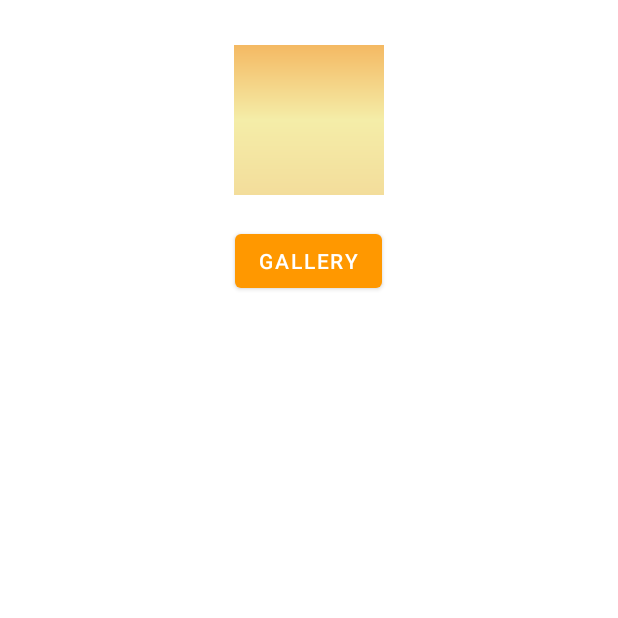
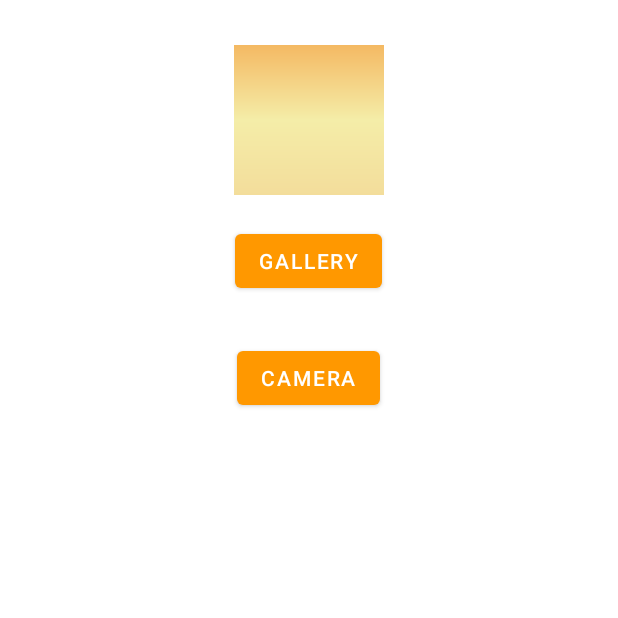
Before and after one commit to AR1610/Aarti_AndroidTraining, an Android app: the screen it shows after launch (ImagePickActivity), on a phone screen of 412 x 824 dp, the top half of it. Run offline under Robolectric (Android 15) with nearby library versions, the phone set to English and light mode, and no system bars; pictures from the network do not load; 2 statements that could not run were skipped.

Commit message:
Camera Set , Splash Activity  and GIF Imageview

```diff
--- /dev/null
+++ b/app/src/main/java/com/myappgen7to8/GifImageView.java
@@ -0,0 +1,93 @@
+package com.myappgen7to8;
+
+import android.content.Context;
+import android.graphics.Canvas;
+import android.graphics.Movie;
+import android.net.Uri;
+import android.os.SystemClock;
+import android.util.AttributeSet;
+import android.util.Log;
+import android.view.View;
+
+import java.io.FileNotFoundException;
+import java.io.InputStream;
+
+public class GifImageView extends View {
+
+    private InputStream mInputStream;
+    private Movie mMovie;
+    private int mWidth, mHeight;
+    private long mStart;
+    private Context mContext;
+
+    public GifImageView(Context context) {
+        super(context);
+        this.mContext = context;
+    }
+
+    public GifImageView(Context context, AttributeSet attrs) {
+        this(context, attrs, 0);
+    }
+
+    public GifImageView(Context context, AttributeSet attrs, int defStyleAttr) {
+        super(context, attrs, defStyleAttr);
+        this.mContext = context;
+        if (attrs.getAttributeName(1).equals("background")) {
+            int id = Integer.parseInt(attrs.getAttributeValue(1).substring(1));
+            setGifImageResource(id);
+        }
+    }
+
+    private void init() {
+        setFocusable(true);
+        mMovie = Movie.decodeStream(mInputStream);
+        mWidth = mMovie.width();
+        mHeight = mMovie.height();
+
+        requestLayout();
+    }
+
+    @Override
+    protected void onMeasure(int widthMeasureSpec, int heightMeasureSpec) {
+        setMeasuredDimension(mWidth, mHeight);
+    }
+
+    @Override
+    protected void onDraw(Canvas canvas) {
+
+        long now = SystemClock.uptimeMillis();
+
+        if (mStart == 0) {
+            mStart = now;
+        }
+
+        if (mMovie != null) {
+
+            int duration = mMovie.duration();
+            if (duration == 0) {
+                duration = 1000;
+            }
+
+            int relTime = (int) ((now - mStart) % duration);
+
+            mMovie.setTime(relTime);
+
+            mMovie.draw(canvas, 0, 0);
+            invalidate();
+        }
+    }
+
+    public void setGifImageResource(int id) {
+        mInputStream = mContext.getResources().openRawResource(id);
+        init();
+    }
+
+    public void setGifImageUri(Uri uri) {
+        try {
+            mInputStream = mContext.getContentResolver().openInputStream(uri);
+            init();
+        } catch (FileNotFoundException e) {
+            Log.e("GIfImageView", "File not found");
+        }
+    }
+}
--- a/app/src/main/java/com/myappgen7to8/ImagePickActivity.java
+++ b/app/src/main/java/com/myappgen7to8/ImagePickActivity.java
@@ -4,15 +4,17 @@ import androidx.annotation.Nullable;
 import androidx.appcompat.app.AppCompatActivity;
 
 import android.content.Intent;
+import android.graphics.Bitmap;
 import android.net.Uri;
 import android.os.Bundle;
+import android.provider.MediaStore;
 import android.view.View;
 import android.widget.Button;
 import android.widget.ImageView;
 
 public class ImagePickActivity extends AppCompatActivity {
 
-    Button btnGallery;
+    Button btnGallery,btnCamera;
     ImageView imgDP;
     @Override
     protected void onCreate(Bundle savedInstanceState) {
@@ -21,9 +23,22 @@ public class ImagePickActivity extends AppCompatActivity {
 
         btnGallery = findViewById(R.id.btn_gallery);
         imgDP = findViewById(R.id.img_DP);
+        btnCamera = findViewById(R.id.btn_camera);
+
+        btnCamera.setOnClickListener(new View.OnClickListener() {
+            @Override
+            public void onClick(View v) {
+
+                Intent i = new Intent();
+                i.setAction(MediaStore.ACTION_IMAGE_CAPTURE);
+                startActivityForResult(i,12);
+            }
+        });
+
         btnGallery.setOnClickListener(new View.OnClickListener() {
             @Override
             public void onClick(View v) {
+
                 Intent i = new Intent();
                 i.setAction(Intent.ACTION_PICK);
                 i.setType("image/*");
@@ -42,6 +57,11 @@ public class ImagePickActivity extends AppCompatActivity {
             Uri uri = data.getData();
             imgDP.setImageURI(uri);
         }
+        if (requestCode == 12){
+
+            Bitmap bitmap = (Bitmap)data.getExtras().get("data");
+            imgDP.setImageBitmap(bitmap);
+        }
 
     }
 }
--- /dev/null
+++ b/app/src/main/java/com/myappgen7to8/SplashActivity.java
@@ -0,0 +1,33 @@
+package com.myappgen7to8;
+
+import androidx.appcompat.app.AppCompatActivity;
+
+import android.content.Intent;
+import android.os.Bundle;
+import android.os.Handler;
+import android.widget.ImageView;
+
+public class SplashActivity extends AppCompatActivity {
+
+    int time = 3000;
+    GifImageView imgGIF;
+    @Override
+    protected void onCreate(Bundle savedInstanceState) {
+        super.onCreate(savedInstanceState);
+        setContentView(R.layout.activity_splash);
+
+        imgGIF = findViewById(R.id.img_gif);
+        imgGIF.setGifImageResource(R.drawable.img_bg);
+
+        new Handler().postDelayed(new Runnable() {
+            @Override
+            public void run() {
+
+                Intent i = new Intent(SplashActivity.this,ImagePickActivity.class);
+                startActivity(i);
+                finish();
+            }
+        },time);
+
+    }
+}
--- a/app/src/main/res/layout/activity_image_pick.xml
+++ b/app/src/main/res/layout/activity_image_pick.xml
@@ -24,5 +24,12 @@
         android:layout_gravity="center"
         android:layout_marginTop="20dp"/>
 
+    <Button
+        android:layout_width="wrap_content"
+        android:layout_height="wrap_content"
+        android:id="@+id/btn_camera"
+        android:text="Camera"
+        android:layout_gravity="center"
+        android:layout_marginTop="30dp"/>
 
 </LinearLayout>
```
Also changed, not shown: app/src/main/AndroidManifest.xml (+7 -4 lines), app/src/main/java/com/myappgen7to8/MainActivity.java (+7 -3 lines), app/src/main/res/layout/activity_main.xml (+4 -4 lines), app/src/main/res/layout/activity_splash.xml (added, +19 -0 lines).
